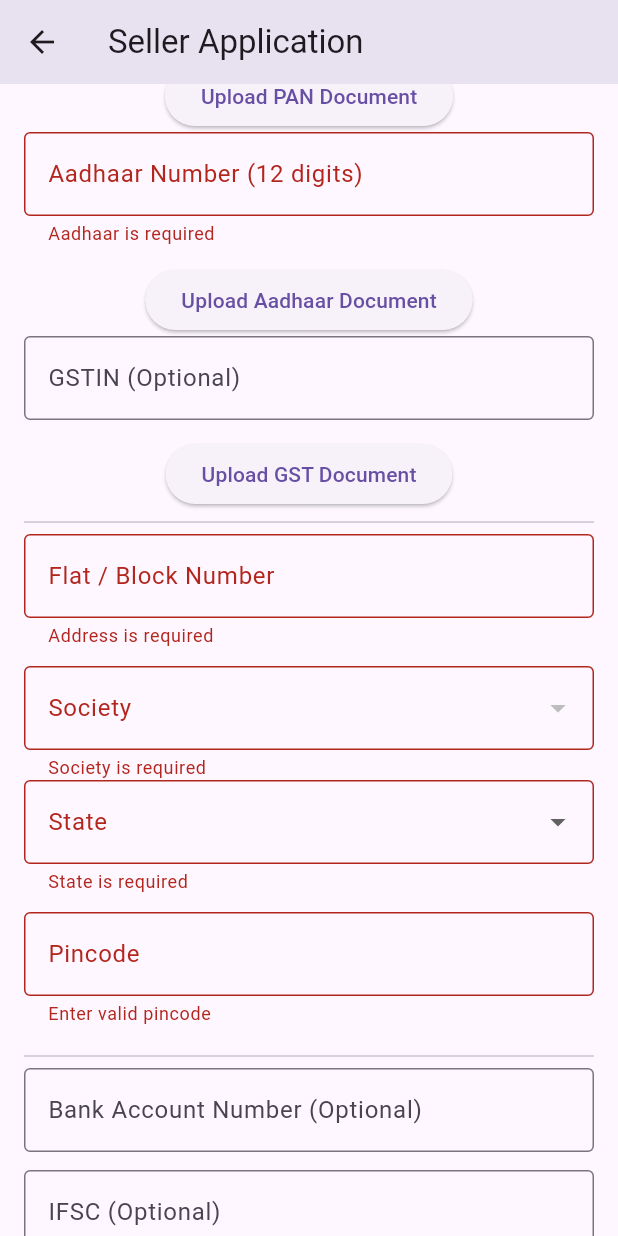
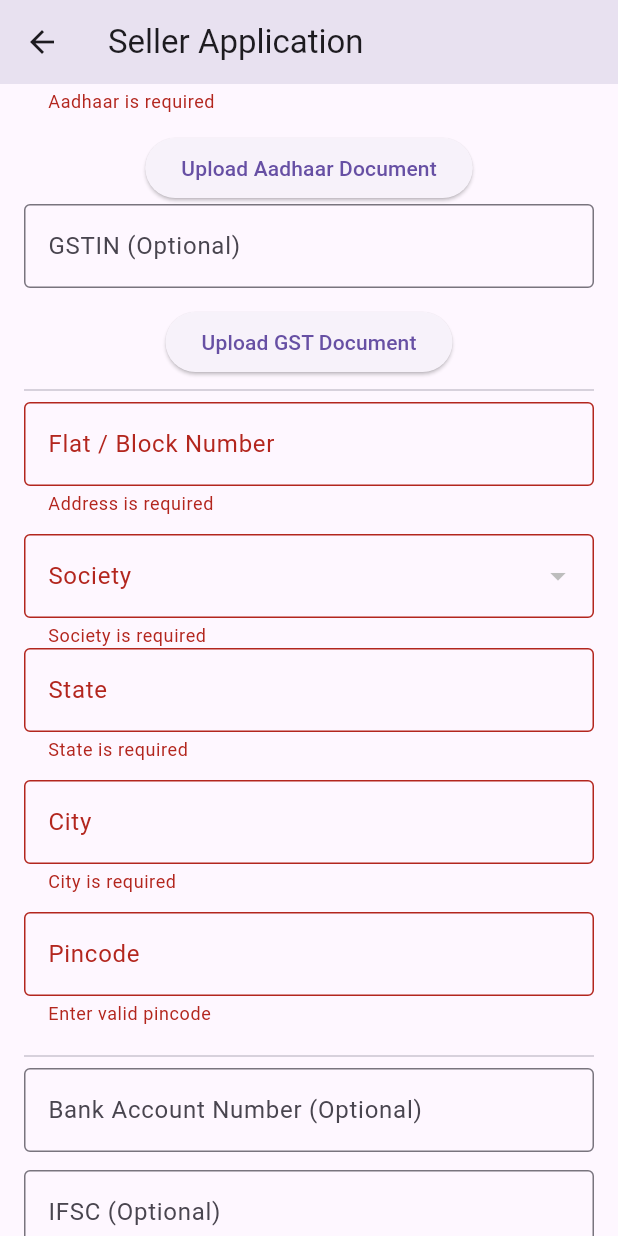
Before and after one commit to rahuljain2519/mqcart-mobile, a Flutter app: the SellerApplicationScreen screen opened directly, scrolled down 468 dp, after a tap on "Submit Application", on a phone screen of 412 x 824 dp. Run offline on Flutter 3.47's test engine with Material 3 defaults, Android fonts, the phone set to English and light mode, and no system bars; our stand-ins replace audioplayers, cached_network_image, cloud_firestore, cloud_functions, csv, file_picker and 7 more; missing offline and left inert: razorpay_flutter; accounts and stored records are empty.

Commit message:
Seller phase 1+2 (mobile): unify categories, conditional-KYC registration
- lib/config/categories.dart: single canonical category list + alias map
  + normalizeCategory(), mirroring the web app.
  * add_edit_product_screen uses kProductCategories and normalises the
    saved value so the dropdown always has a match.
  * seller_application_screen uses kShopCategories.
  * buyer_home category filter now does an exact (normalised) match
    instead of a substring contains().
- seller_application_screen: branch on business type.
  Individual / Proprietorship -> PAN + Aadhaar (+ doc). Partnership /
  Pvt Ltd / LLP -> Business PAN + GSTIN (required) + optional
  Registration/CIN + incorporation doc, no Aadhaar.
  Free-text State / City (was hard-coded Karnataka + Bangalore/Mysore).
  Dropped the Description field. Store only the last 4 of Aadhaar (it was
  saving the full 12 digits into a field named aadhaarLast4).
- SellerApplicationModel: + registrationNumber (nullable); aadhaarLast4
  defaults to '' and tolerates a missing key. Admin review shows the new
  field and hides Aadhaar when empty.
- pubspec: 1.0.2+3.

flutter analyze clean (74 issues = unchanged baseline, 0 new).
Backend: additive optional fields on seller_applications only; rules
unchanged.

Co-Authored-By: Claude Sonnet 5 <noreply@anthropic.com>

```diff
--- a/lib/features/admin/admin_seller_review_screen.dart
+++ b/lib/features/admin/admin_seller_review_screen.dart
@@ -47,8 +47,12 @@ class AdminSellerReviewScreen extends StatelessWidget {
 
                 _section('Identity'),
                 _row('PAN', app.panNumber),
-                _row('Aadhaar', app.aadhaarLast4),
+                if (app.aadhaarLast4.isNotEmpty)
+                  _row('Aadhaar (last 4)', app.aadhaarLast4),
                 _row('GSTIN', app.gstin ?? 'N/A'),
+                if (app.registrationNumber != null &&
+                    app.registrationNumber!.isNotEmpty)
+                  _row('Registration / CIN', app.registrationNumber!),
 
                 _section('Address'),
                 _row('Address', app.addressLine),
--- a/lib/features/seller/seller_application_screen.dart
+++ b/lib/features/seller/seller_application_screen.dart
@@ -9,6 +9,7 @@ import '../../models/seller_application_model.dart';
 import '../../data/datasources/seller_application_remote_ds.dart';
 import '../../repositories/society_repository.dart';
 import '../../models/society_model.dart';
+import '../../config/categories.dart';
 
 class SellerApplicationScreen extends StatefulWidget {
   const SellerApplicationScreen({super.key});
@@ -27,7 +28,10 @@ class _SellerApplicationScreenState extends State<SellerApplicationScreen> {
   final _panController = TextEditingController();
   final _aadhaarController = TextEditingController();
   final _gstinController = TextEditingController();
+  final _registrationController = TextEditingController();
   final _flatBlockController = TextEditingController();
+  final _cityController = TextEditingController();
+  final _stateController = TextEditingController();
   final _pincodeController = TextEditingController();
 
   final _bankAccountController = TextEditingController();
@@ -50,9 +54,7 @@ class _SellerApplicationScreenState extends State<SellerApplicationScreen> {
 
   // 🔽 Dropdown values
   String? _category;
-  String? _city;
-  String? _state;
-  String? _businessType;
+  String _businessType = 'Individual';
 
   String? _selectedSocietyId;
   SocietyModel? _selectedSociety;
@@ -62,19 +64,12 @@ class _SellerApplicationScreenState extends State<SellerApplicationScreen> {
 
   bool _loading = false;
 
-  // Static dropdown data
-  final List<String> _categories = [
-    'Grocery',
-    'Bakery',
-    'Snacks',
-    'Personal Care',
-    'Home and Utility',
-    'Stationary',
-    'Fashion',
-    'Food',
-    'Art & Decor',
-    'Other',
-  ];
+  // Individual / proprietorship use personal ID (PAN + Aadhaar); registered
+  // entities use GSTIN + a registration number instead.
+  bool get _personal =>
+      _businessType == 'Individual' || _businessType == 'Proprietorship';
+
+  final List<String> _categories = kShopCategories;
 
   final List<String> _businessTypes = [
     'Individual',
@@ -83,12 +78,6 @@ class _SellerApplicationScreenState extends State<SellerApplicationScreen> {
     'Private Limited',
     'LLP',
   ];
-
-  final List<String> _states = ['Karnataka'];
-
-  final Map<String, List<String>> _citiesByState = {
-    'Karnataka': ['Bangalore', 'Mysore'],
-  };
 
   Future<File?> _pickDocument() async {
     final result = await FilePicker.platform.pickFiles(
@@ -145,22 +134,28 @@ class _SellerApplicationScreenState extends State<SellerApplicationScreen> {
 
     setState(() => _loading = true);
 
+    final aad = _aadhaarController.text.trim();
+
     try {
       final application = SellerApplicationModel(
         uid: user.uid,
         shopName: _shopNameController.text.trim(),
         category: _category!,
         description: _descriptionController.text.trim(),
-        businessType: _businessType!,
-        panNumber: _panController.text.trim(),
-        aadhaarLast4: _aadhaarController.text.trim(),
+        businessType: _businessType,
+        panNumber: _panController.text.trim().toUpperCase(),
+        aadhaarLast4:
+            _personal && aad.length >= 4 ? aad.substring(aad.length - 4) : '',
         gstin: _gstinController.text.trim().isEmpty
             ? null
             : _gstinController.text.trim(),
+        registrationNumber: _personal || _registrationController.text.trim().isEmpty
+            ? null
+            : _registrationController.text.trim(),
         addressLine:
             'Flat: ${_flatBlockController.text.trim()}, Society: ${_selectedSociety!.name}',
-        city: _city!,
-        state: _state!,
+        city: _cityController.text.trim(),
+        state: _stateController.text.trim(),
         pincode: _pincodeController.text.trim(),
         bankAccountNumber: _bankAccountController.text.trim().isEmpty
             ? null
@@ -266,7 +261,7 @@ class _SellerApplicationScreenState extends State<SellerApplicationScreen> {
               ),
 
               _dropdown(
-                label: 'Category',
+                label: 'What do you sell?',
                 value: _category,
                 items: _categories,
                 validator: (v) =>
@@ -274,22 +269,21 @@ class _SellerApplicationScreenState extends State<SellerApplicationScreen> {
                 onChanged: (v) => setState(() => _category = v),
               ),
 
-              _field(_descriptionController, 'Description'),
-
               _dropdown(
                 label: 'Business Type',
                 value: _businessType,
                 items: _businessTypes,
                 validator: (v) =>
                     v == null ? 'Business type is required' : null,
-                onChanged: (v) => setState(() => _businessType = v),
+                onChanged: (v) =>
+                    setState(() => _businessType = v ?? 'Individual'),
               ),
 
               const Divider(),
 
               _field(
                 _panController,
-                'PAN Number',
+                _personal ? 'PAN Number' : 'Business PAN',
                 validator: (v) =>
                     v == null || v.length != 10 ? 'Enter valid PAN' : null,
               ),
@@ -313,6 +307,7 @@ class _SellerApplicationScreenState extends State<SellerApplicationScreen> {
                         )
                       : Text(_panUploaded ? 'PAN Uploaded ✅' : 'Upload PAN Document'),
                 ),
+              if (_personal) ...[
                 _field(
                   _aadhaarController,
                   'Aadhaar Number (12 digits)',
@@ -351,7 +346,24 @@ class _SellerApplicationScreenState extends State<SellerApplicationScreen> {
                               : 'Upload Aadhaar Document',
                         ),
                 ),
-              _field(_gstinController, 'GSTIN (Optional)'),
+              ],
+
+              _field(
+                _gstinController,
+                _personal ? 'GSTIN (Optional)' : 'GSTIN',
+                validator: (v) => _personal
+                    ? null
+                    : (v == null || v.trim().length < 15
+                        ? 'GSTIN is required for a registered business'
+                        : null),
+              ),
+
+              if (!_personal)
+                _field(
+                  _registrationController,
+                  'Registration / CIN number (optional)',
+                ),
+
               ElevatedButton(
                 onPressed: _gstUploading
                     ? null
@@ -370,7 +382,11 @@ class _SellerApplicationScreenState extends State<SellerApplicationScreen> {
                         width: 18,
                         child: CircularProgressIndicator(strokeWidth: 2),
                       )
-                    : Text(_gstUploaded ? 'GST Uploaded ✅' : 'Upload GST Document'),
+                    : Text(_gstUploaded
+                        ? 'Document Uploaded ✅'
+                        : (_personal
+                            ? 'Upload GST Document'
+                            : 'Upload GST / Incorporation Certificate')),
               ),
               const Divider(),
 
@@ -417,27 +433,18 @@ class _SellerApplicationScreenState extends State<SellerApplicationScreen> {
                 },
               ),
 
-              _dropdown(
-                label: 'State',
-                value: _state,
-                items: _states,
-                validator: (v) => v == null ? 'State is required' : null,
-                onChanged: (v) {
-                  setState(() {
-                    _state = v;
-                    _city = null;
-                  });
-                },
+              _field(
+                _stateController,
+                'State',
+                validator: (v) =>
+                    v == null || v.trim().isEmpty ? 'State is required' : null,
               ),
 
-              if (_state != null)
-                _dropdown(
-                  label: 'City',
-                  value: _city,
-                  items: _citiesByState[_state!]!,
+              _field(
+                _cityController,
+                'City',
                 validator: (v) =>
-                      v == null ? 'City is required' : null,
-                  onChanged: (v) => setState(() => _city = v),
+                    v == null || v.trim().isEmpty ? 'City is required' : null,
               ),
 
               _field(
--- a/lib/models/seller_application_model.dart
+++ b/lib/models/seller_application_model.dart
@@ -9,8 +9,9 @@ class SellerApplicationModel {
 
   // Identity & compliance
   final String panNumber;
-  final String aadhaarLast4; // 🔐 only last 4 digits
-  final String? gstin; // optional
+  final String aadhaarLast4; // 🔐 only last 4 digits (Individual / Proprietorship)
+  final String? gstin; // optional for individuals, required for companies
+  final String? registrationNumber; // CIN / LLPIN / firm reg. no. (companies)
 
   // Address
   final String addressLine;
@@ -34,8 +35,9 @@ class SellerApplicationModel {
     required this.description,
     required this.businessType,
     required this.panNumber,
-    required this.aadhaarLast4,
+    this.aadhaarLast4 = '',
     this.gstin,
+    this.registrationNumber,
     required this.addressLine,
     required this.city,
     required this.state,
@@ -57,6 +59,7 @@ class SellerApplicationModel {
       'panNumber': panNumber,
       'aadhaarLast4': aadhaarLast4,
       'gstin': gstin,
+      'registrationNumber': registrationNumber,
       'addressLine': addressLine,
       'city': city,
       'state': state,
@@ -78,8 +81,9 @@ class SellerApplicationModel {
       description: json['description'],
       businessType: json['businessType'],
       panNumber: json['panNumber'],
-      aadhaarLast4: json['aadhaarLast4'],
+      aadhaarLast4: json['aadhaarLast4'] ?? '',
       gstin: json['gstin'],
+      registrationNumber: json['registrationNumber'],
       addressLine: json['addressLine'],
       city: json['city'],
       state: json['state'],
--- a/pubspec.yaml
+++ b/pubspec.yaml
@@ -16,7 +16,7 @@ publish_to: 'none' # Remove this line if you wish to publish to pub.dev
 # https://developer.apple.com/library/archive/documentation/General/Reference/InfoPlistKeyReference/Articles/CoreFoundationKeys.html
 # In Windows, build-name is used as the major, minor, and patch parts
 # of the product and file versions while build-number is used as the build suffix.
-version: 1.0.1+2
+version: 1.0.2+3
 
 environment:
   sdk: ^3.10.4
```
Also changed, not shown: lib/config/categories.dart (added, +44 -0 lines), lib/features/buyer/buyer_home.dart (+3 -7 lines), lib/features/seller/add_edit_product_screen.dart (+7 -16 lines). Lines whose indentation alone changed are shown as unchanged.
